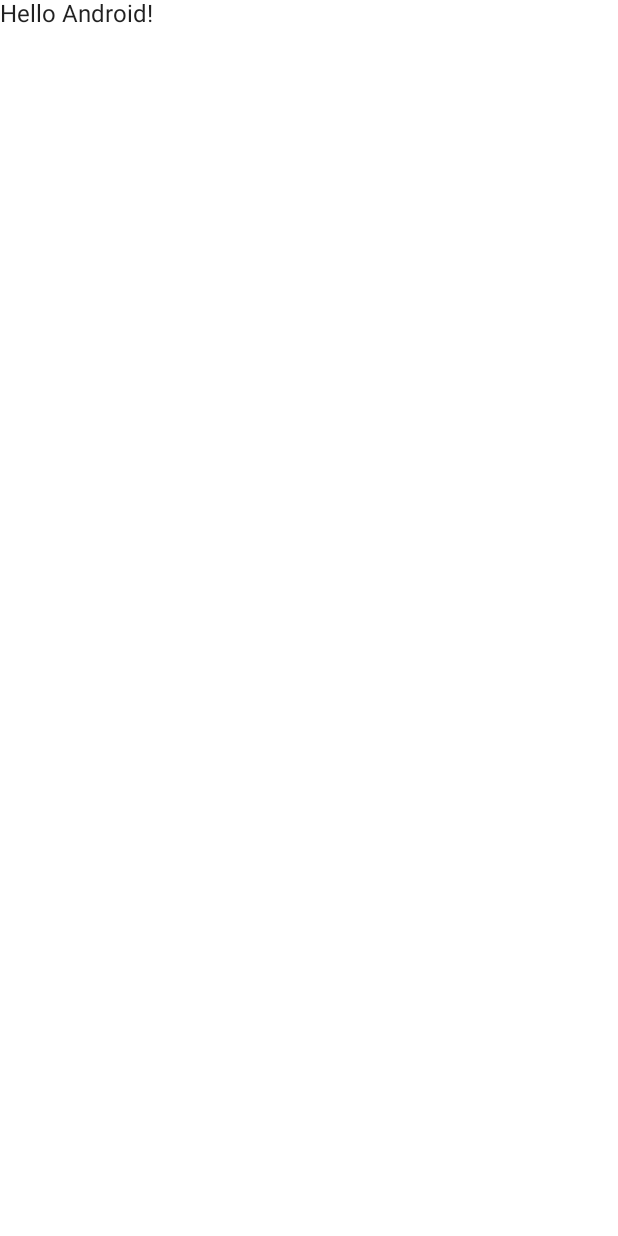
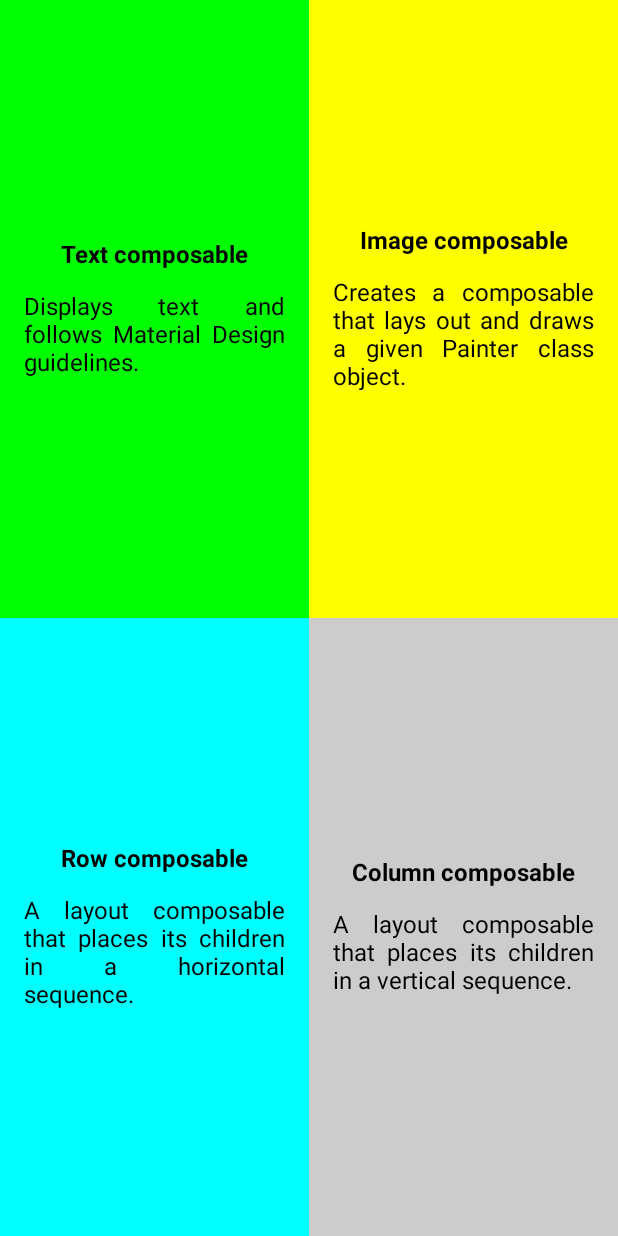
Before and after one commit to MichalRac/AndroidExercises, an Android app built with Jetpack Compose: the screen it shows after launch (MainActivity), on a phone screen of 412 x 824 dp. Before the commit the screen is almost empty. Run offline under Robolectric (Android 15) with nearby library versions, the phone set to English and light mode, and no system bars.

Commit message:
[CompositeQuadrant] Solve CompositeQuadrant exercise

```diff
--- a/ComposeQuadrant/app/src/main/java/com/michal_rac/composequadrant/MainActivity.kt
+++ b/ComposeQuadrant/app/src/main/java/com/michal_rac/composequadrant/MainActivity.kt
@@ -1,15 +1,23 @@
 package com.michal_rac.composequadrant
 
+import android.graphics.Color
 import android.os.Bundle
 import androidx.activity.ComponentActivity
 import androidx.activity.compose.setContent
-import androidx.compose.foundation.layout.fillMaxSize
+import androidx.compose.foundation.background
+import androidx.compose.foundation.layout.*
 import androidx.compose.material.MaterialTheme
 import androidx.compose.material.Surface
 import androidx.compose.material.Text
 import androidx.compose.runtime.Composable
+import androidx.compose.ui.Alignment
 import androidx.compose.ui.Modifier
+import androidx.compose.ui.res.colorResource
+import androidx.compose.ui.res.stringResource
+import androidx.compose.ui.text.font.FontWeight
+import androidx.compose.ui.text.style.TextAlign
 import androidx.compose.ui.tooling.preview.Preview
+import androidx.compose.ui.unit.dp
 import com.michal_rac.composequadrant.ui.theme.ComposeQuadrantTheme
 
 class MainActivity : ComponentActivity() {
@@ -22,22 +30,66 @@
                     modifier = Modifier.fillMaxSize(),
                     color = MaterialTheme.colors.background
                 ) {
-                    Greeting("Android")
+                    ComposeQuadrant()
                 }
             }
         }
     }
 }
 
-@Composable
-fun Greeting(name: String) {
-    Text(text = "Hello $name!")
-}
 
 @Preview(showBackground = true)
 @Composable
 fun DefaultPreview() {
     ComposeQuadrantTheme {
-        Greeting("Android")
+            ComposeQuadrant()
     }
 }
+
+@Composable
+fun ComposeQuadrant(){
+    Row(Modifier.fillMaxHeight()) {
+      Column(
+          Modifier
+              .weight(1f, true)
+              .fillMaxHeight()) {
+          Box(Modifier.fillMaxHeight(0.5f))
+          {
+              Quadrant(title = stringResource(R.string.quadrant_0_title), text = stringResource(R.string.quadrant_0_desc), androidx.compose.ui.graphics.Color.Green)
+          }
+          Quadrant(title = stringResource(R.string.quadrant_2_title), text = stringResource(R.string.quadrant_2_desc), androidx.compose.ui.graphics.Color.Cyan)
+      }
+      Column(
+          Modifier
+              .weight(1f, true)
+              .fillMaxHeight()) {
+          Box(Modifier.fillMaxHeight(0.5f))
+          {
+              Quadrant(title = stringResource(R.string.quadrant_1_title), text = stringResource(R.string.quadrant_1_desc), androidx.compose.ui.graphics.Color.Yellow)
+          }
+          Quadrant(title = stringResource(R.string.quadrant_3_title), text = stringResource(R.string.quadrant_3_desc), androidx.compose.ui.graphics.Color.LightGray)
+      }
+    }
+}
+
+@Composable
+fun Quadrant(title: String, text: String, bgColor: androidx.compose.ui.graphics.Color)
+{
+    Column(
+        Modifier
+            .fillMaxHeight()
+            .background(bgColor)
+            .wrapContentHeight(Alignment.CenterVertically)
+            .padding(all = 16.dp)
+    ) {
+        Text(
+            text = title,
+            Modifier
+                .padding(bottom = 16.dp)
+                .fillMaxWidth()
+                .wrapContentWidth(Alignment.CenterHorizontally),
+            color = androidx.compose.ui.graphics.Color.Black,
+            fontWeight = FontWeight.Bold)
+        Text(text, textAlign = TextAlign.Justify, color = androidx.compose.ui.graphics.Color.Black)
+    }
+}
--- a/ComposeQuadrant/app/src/main/res/values/strings.xml
+++ b/ComposeQuadrant/app/src/main/res/values/strings.xml
@@ -1,3 +1,11 @@
 <resources>
     <string name="app_name">ComposeQuadrant</string>
+    <string name="quadrant_0_title">Text composable</string>
+    <string name="quadrant_0_desc">Displays text and follows Material Design guidelines.</string>
+    <string name="quadrant_1_title">Image composable</string>
+    <string name="quadrant_1_desc">Creates a composable that lays out and draws a given Painter class object.</string>
+    <string name="quadrant_2_title">Row composable</string>
+    <string name="quadrant_2_desc">A layout composable that places its children in a horizontal sequence.</string>
+    <string name="quadrant_3_title">Column composable</string>
+    <string name="quadrant_3_desc">A layout composable that places its children in a vertical sequence.</string>
 </resources>
```
